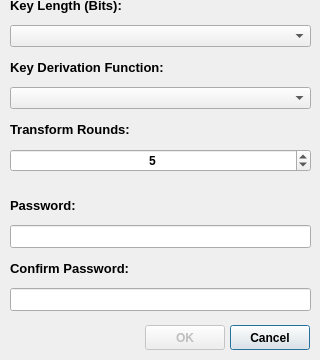
Qt form Forms/DatabaseCreator.ui (AdrianoGoede/PassForge) before a commit; both pictures show x 0 to 320 and y 210 to 570 of the 320 by 570 pixel window.
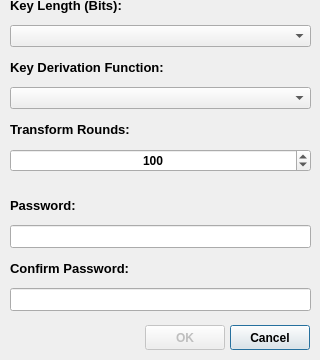
The same form after that commit. Icons and pictures are not drawn.

```diff
--- a/Forms/DatabaseCreator.ui
+++ b/Forms/DatabaseCreator.ui
@@ -273,13 +273,13 @@
        <set>Qt::AlignmentFlag::AlignCenter</set>
       </property>
       <property name="minimum">
-       <number>1</number>
+       <number>10</number>
       </property>
       <property name="maximum">
-       <number>50</number>
+       <number>1000000000</number>
       </property>
       <property name="value">
-       <number>5</number>
+       <number>100</number>
       </property>
      </widget>
     </item>
```
